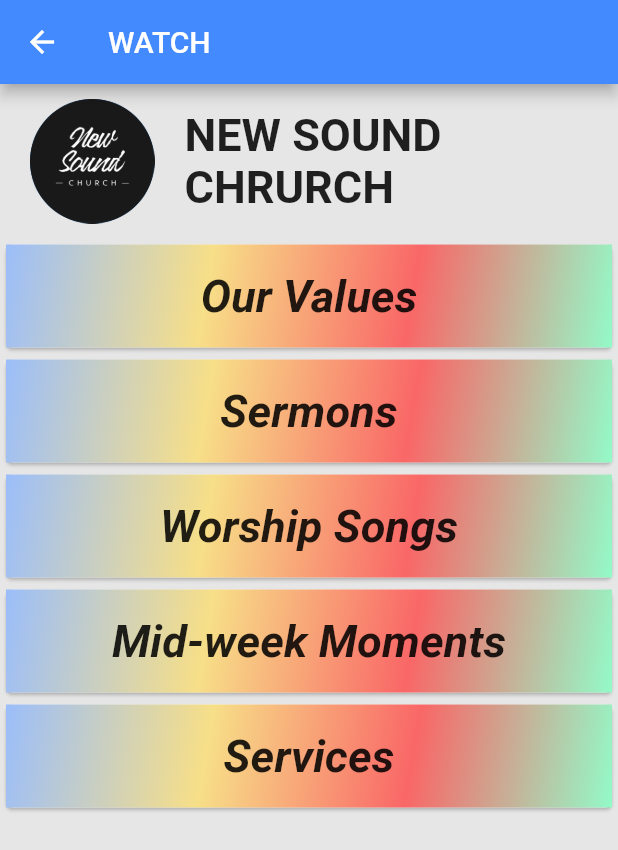
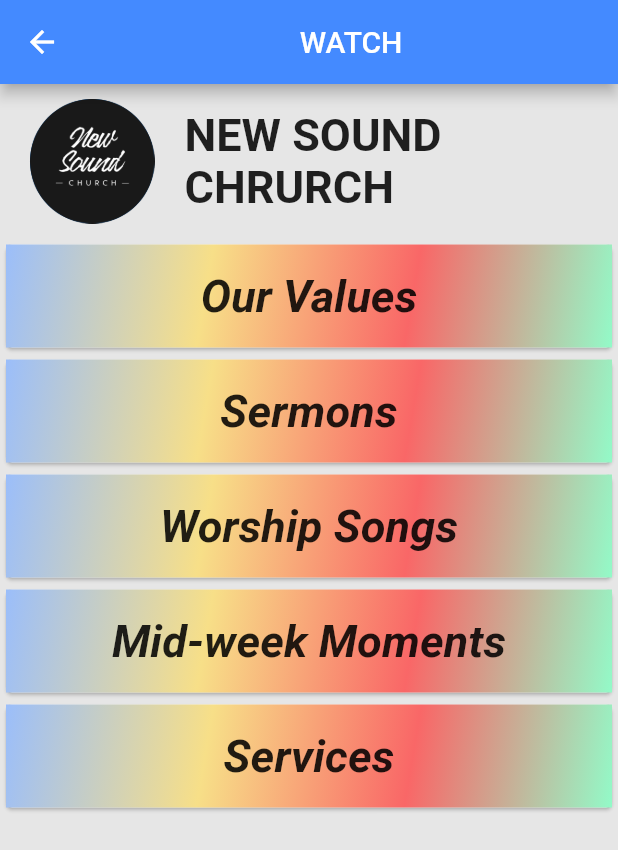
Before and after one commit to Aaasisss/NewSound, a Flutter app: the Watch screen opened by its route, on a phone screen of 412 x 824 dp. Shown: the top 850 px of the screen. Run offline on Flutter 3.47's test engine with Material 2 defaults, Android fonts, the phone set to English and light mode, and no system bars; our stand-ins replace animated_text_kit, cloud_firestore, firebase_core, font_awesome_flutter, google_fonts, liquid_swipe and 1 more; missing offline and left inert: flutter_config; accounts and stored records are empty.

Commit message:
minor improvments

```diff
--- a/lib/Models/channel_model.dart
+++ b/lib/Models/channel_model.dart
@@ -1,3 +1,5 @@
+//used later for youtube purposes
+
 import 'video_model.dart';
 
 class Channel {
--- a/lib/Models/video_model.dart
+++ b/lib/Models/video_model.dart
@@ -1,3 +1,5 @@
+//used later for youtube purposes
+
 class Video {
   String? id;
   String? title;
--- a/lib/Screens/About/about_functions.dart
+++ b/lib/Screens/About/about_functions.dart
@@ -176,7 +176,7 @@
             height: 10.0,
           ),
           Text(
-            "Pone",
+            "Phone",
             style: TextStyle(
                 fontSize: headingFontSize, fontWeight: FontWeight.bold),
           ),
--- a/lib/Screens/Explore/explore_list.dart
+++ b/lib/Screens/Explore/explore_list.dart
@@ -3,7 +3,7 @@
 import 'package:newsound/Screens/Explore/giving.dart';
 import 'package:newsound/Shared/follow_us.dart';
 import 'package:newsound/Shared/style.dart';
-import 'package:newsound/Shared/theme.dart';
+import 'package:newsound/Shared/theme_provider.dart';
 import 'package:url_launcher/url_launcher.dart';
 import 'package:provider/provider.dart';
 
--- a/lib/Screens/Home/home.dart
+++ b/lib/Screens/Home/home.dart
@@ -2,7 +2,7 @@
 import 'package:cloud_firestore/cloud_firestore.dart';
 import 'package:newsound/Models/event_model.dart';
 import 'package:newsound/Screens/Home/event.dart';
-import 'package:newsound/Shared/theme.dart';
+import 'package:newsound/Shared/theme_provider.dart';
 import 'package:provider/provider.dart';
 
 class HomePage extends StatefulWidget {
--- a/lib/Screens/Watch/watch.dart
+++ b/lib/Screens/Watch/watch.dart
@@ -1,3 +1,5 @@
+// ignore_for_file: unnecessary_const
+
 import 'package:flutter/material.dart';
 import 'package:url_launcher/url_launcher.dart';
 
@@ -23,7 +25,7 @@
 
     return Scaffold(
       appBar: AppBar(
-        title: const Text('WATCH'),
+        title: const Center(child: Text('WATCH')),
       ),
       body: Container(
         child: ListView(
@@ -39,8 +41,8 @@
                     width: containerHeight,
                     margin: const EdgeInsets.all(10),
                     child: const CircleAvatar(
-                      child: const Image(
-                        image: const AssetImage("lib/Images/logo.png"),
+                      child: Image(
+                        image: AssetImage("lib/Images/logo.png"),
                         fit: BoxFit.contain,
                       ),
                     ),
@@ -90,12 +92,12 @@
       //elevation: 50,
       child: Container(
         height: height,
-        decoration: BoxDecoration(
-            gradient: LinearGradient(colors: [
+        decoration: const BoxDecoration(
+            gradient: const LinearGradient(colors: [
           Color.fromARGB(255, 155, 190, 250),
-          Color.fromARGB(255, 247, 223, 136),
+          const Color.fromARGB(255, 247, 223, 136),
           Color.fromARGB(255, 249, 103, 103),
-          Color.fromARGB(255, 147, 250, 200),
+          const Color.fromARGB(255, 147, 250, 200),
         ], begin: Alignment.topLeft, end: Alignment.bottomRight)),
         //margin: EdgeInsets.all(50),
         child: Center(
--- a/lib/Services/api_service.dart
+++ b/lib/Services/api_service.dart
@@ -4,7 +4,6 @@
 import 'package:http/http.dart' as http;
 import 'package:newsound/Models/channel_model.dart';
 import 'package:newsound/Models/video_model.dart';
-import 'package:flutter_config/flutter_config.dart';
 
 class APIService {
   APIService._instantiate();
--- a/lib/Shared/follow_us.dart
+++ b/lib/Shared/follow_us.dart
@@ -1,7 +1,7 @@
 import 'package:flutter/material.dart';
 import 'package:google_fonts/google_fonts.dart';
 import 'package:font_awesome_flutter/font_awesome_flutter.dart';
-import 'package:newsound/Shared/theme.dart';
+import 'package:newsound/Shared/theme_provider.dart';
 import 'package:provider/provider.dart';
 import 'package:url_launcher/url_launcher.dart';
 import 'package:cloud_firestore/cloud_firestore.dart';
--- a/lib/Shared/routes.dart
+++ b/lib/Shared/routes.dart
@@ -1,5 +1,4 @@
 import 'package:newsound/Screens/Explore/giving.dart';
-import 'package:newsound/Screens/Watch/video_playlist.dart';
 import '../Screens/About/about_us.dart';
 import '../Screens/Explore/explore.dart';
 import '../Screens/Home/home.dart';
@@ -13,5 +12,4 @@
   "/values": (context) => const Values(),
   "/watch": (context) => const Watch(),
   "/giving": (context) => const Giving(),
-  "/playlist": (context) => const Playlist(),
 };
```
Also changed, not shown: lib/Screens/Watch/video_playlist.dart (deleted, +0 -147 lines), lib/main.dart (+4 -5 lines), lib/Shared/theme_provider.dart (renamed from lib/Shared/theme.dart).
